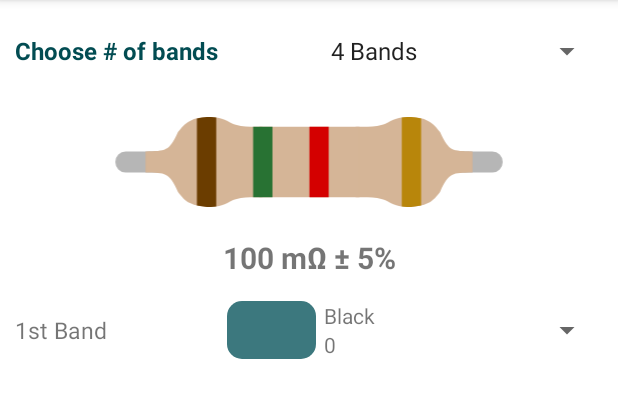
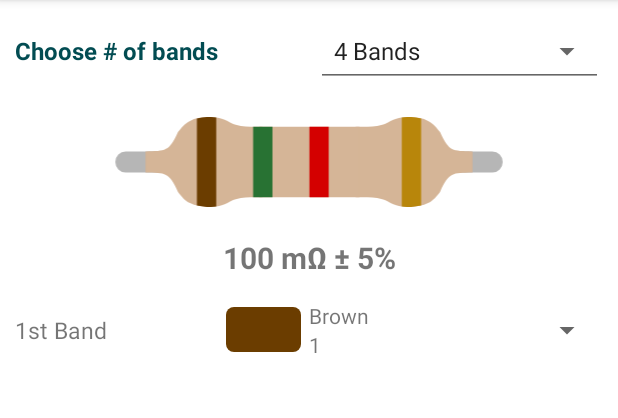
Before and after one commit to kl3jvi/rc-calc, an Android app: the screen it shows after launch (MainActivity), on a phone screen of 412 x 824 dp, the part 84-502 px from its top. Run offline under Robolectric (Android 15) with nearby library versions, the phone set to English and light mode, and no system bars; libraries missing offline, so code that uses them is left out: com.sdsmdg.harjot.

Commit message:
Fixed Color Spinner

```diff
--- a/app/src/main/java/com/kl3jvi/rcccalculator/MainActivity.java
+++ b/app/src/main/java/com/kl3jvi/rcccalculator/MainActivity.java
@@ -32,7 +32,6 @@ public class MainActivity extends AppCompatActivity {
 
         imageView = findViewById(R.id.imageView);
         spinBands = findViewById(R.id.spinBands);
-//        initList();
 
         // Spinner that listens to band changes --> put on a method for ease;
         spinnerListener(spinBands);
@@ -40,19 +39,25 @@ public class MainActivity extends AppCompatActivity {
         spin_band1 = findViewById(R.id.band1);
         colorDetails = new ArrayList<>();
 
-
-
-        colorDetails.add(new ColorDetails("Black", "0", 1));
-        colorDetails.add(new ColorDetails("Red", "1", 1));
-        colorDetails.add(new ColorDetails("Yellow", "2", 1));
+        initList();
 
         colorAdapter = new ColorAdapter(this,R.layout.band_spinner_row,R.id.colorName,colorDetails);
         spin_band1.setAdapter(colorAdapter);
 
+    }
 
 
+    public void initList(){
+        colorDetails.add(new ColorDetails("Brown","1",Color.parseColor("#6b3d00")));
+        colorDetails.add(new ColorDetails("Red", "2",Color.parseColor("#d40000")));
+        colorDetails.add(new ColorDetails("Orange", "3",Color.parseColor("#FFA500")));
+        colorDetails.add(new ColorDetails("Yellow", "4",Color.parseColor("#FFFF00")));
+        colorDetails.add(new ColorDetails("Green", "5",Color.parseColor("#008000")));
+        colorDetails.add(new ColorDetails("Blue", "6",Color.parseColor("#0000FF")));
+        colorDetails.add(new ColorDetails("Violet", "7",Color.parseColor("#EE82EE")));
+        colorDetails.add(new ColorDetails("Grey", "8",Color.parseColor("#808080")));
+        colorDetails.add(new ColorDetails("White", "9",Color.parseColor("#FFFFFF")));
     }
-
 
 
     public void spinnerListener(Spinner spinBands) {
--- a/app/src/main/java/com/kl3jvi/rcccalculator/adapters/ColorAdapter.java
+++ b/app/src/main/java/com/kl3jvi/rcccalculator/adapters/ColorAdapter.java
@@ -1,7 +1,7 @@
 package com.kl3jvi.rcccalculator.adapters;
 
 import android.content.Context;
-import android.graphics.Color;
+import android.graphics.drawable.Drawable;
 import android.view.LayoutInflater;
 import android.view.View;
 import android.view.ViewGroup;
@@ -9,12 +9,7 @@ import android.widget.ArrayAdapter;
 import android.widget.ImageView;
 import android.widget.TextView;
 
-import androidx.core.content.ContextCompat;
-import androidx.core.graphics.drawable.DrawableCompat;
-
 import com.kl3jvi.rcccalculator.R;
-import com.sdsmdg.harjot.vectormaster.VectorMasterDrawable;
-import com.sdsmdg.harjot.vectormaster.models.PathModel;
 
 import java.util.ArrayList;
 
@@ -22,16 +17,17 @@ import java.util.ArrayList;
 public class ColorAdapter extends ArrayAdapter<ColorDetails> {
     private final Context mcontext;
 
-    public ColorAdapter(Context context,int resouceId, int textviewId, ArrayList<ColorDetails> list){
-        super(context,resouceId,textviewId, list);
+    public ColorAdapter(Context context, int resouceId, int textviewId, ArrayList<ColorDetails> list) {
+        super(context, resouceId, textviewId, list);
         mcontext = context;
         notifyDataSetChanged();
     }
 
+
     public View getDropDownView(int position, View convertView, ViewGroup parent) {
         String colorName = getItem(position).getColorName();
         String quantity = getItem(position).getQuantity();
-        int color = getItem(position).getColor();
+        int color = getItem(position).getDrawable();
 
         ColorDetails colorDetails = new ColorDetails(colorName, quantity, color);
         LayoutInflater inflater = LayoutInflater.from(mcontext);
@@ -43,16 +39,24 @@ public class ColorAdapter extends ArrayAdapter<ColorDetails> {
         TextView quantityText = convertView.findViewById(R.id.quantity);
         ImageView colorTint = convertView.findViewById(R.id.colorTint);
 
-        colorNameText.setText(colorName);
-        quantityText.setText(quantity);
-//        colorTint.setColorFilter(ContextCompat.getColor(mcontext, R.color.purple_200), android.graphics.PorterDuff.Mode.SRC_IN);
+
+        Drawable background = colorTint.getBackground();
+
+        ColorDetails currentItem = getItem(position);
+        if (currentItem != null) {
+            colorNameText.setText(colorName);
+            quantityText.setText(quantity);
+            background.setTint(color);
+        }
+
+
         return convertView;
     }
 
     public View getView(int position, View convertView, ViewGroup parent) {
         String colorName = getItem(position).getColorName();
         String quantity = getItem(position).getQuantity();
-        int color = getItem(position).getColor();
+        int color = getItem(position).getDrawable();
 
         ColorDetails colorDetails = new ColorDetails(colorName, quantity, color);
         LayoutInflater inflater = LayoutInflater.from(mcontext);
@@ -64,11 +68,14 @@ public class ColorAdapter extends ArrayAdapter<ColorDetails> {
         TextView quantityText = convertView.findViewById(R.id.quantity);
         ImageView colorTint = convertView.findViewById(R.id.colorTint);
 
-        colorTint.setColorFilter(mcontext.getResources().getColor(R.color.purple_200));
+        Drawable background = colorTint.getBackground();
 
-        colorNameText.setText(colorName);
-        quantityText.setText(quantity);
-//        colorTint.setColorFilter(color);
+        ColorDetails currentItem = getItem(position);
+        if (currentItem != null) {
+            colorNameText.setText(colorName);
+            quantityText.setText(quantity);
+            background.setTint(color);
+        }
         return convertView;
     }
 }
--- a/app/src/main/java/com/kl3jvi/rcccalculator/adapters/ColorDetails.java
+++ b/app/src/main/java/com/kl3jvi/rcccalculator/adapters/ColorDetails.java
@@ -3,12 +3,14 @@ package com.kl3jvi.rcccalculator.adapters;
 public class ColorDetails {
     private String colorName;
     private String quantity;
-    private int color;
+    private int drawable;
 
-    public ColorDetails(String colorName, String quantity, int color) {
+
+
+    public ColorDetails(String colorName, String quantity, int drawable) {
         this.colorName = colorName;
         this.quantity = quantity;
-        this.color = color;
+        this.drawable = drawable;
     }
 
     public String getColorName() {
@@ -27,11 +29,11 @@ public class ColorDetails {
         this.quantity = quantity;
     }
 
-    public int getColor() {
-        return color;
+    public int getDrawable() {
+        return drawable;
     }
 
-    public void setColor(int color) {
-        this.color = color;
+    public void setDrawable(int drawable) {
+        this.drawable = drawable;
     }
 }
--- a/app/src/main/res/drawable/color_pick.xml
+++ b/app/src/main/res/drawable/color_pick.xml
@@ -1,6 +1,6 @@
 <?xml version="1.0" encoding="utf-8"?>
 <shape xmlns:android="http://schemas.android.com/apk/res/android">
     <solid android:color="@color/purple_500"/>
-    <corners android:radius="10dp"/>
+    <corners android:radius="5dp"/>
     <padding android:left="0dp" android:top="0dp" android:right="0dp" android:bottom="0dp"/>
 </shape>
--- a/app/src/main/res/layout/activity_main.xml
+++ b/app/src/main/res/layout/activity_main.xml
@@ -33,6 +33,7 @@
             android:id="@+id/spinBands"
             android:layout_width="wrap_content"
             android:layout_height="wrap_content"
+            style="@android:style/Widget.Material.Spinner.Underlined"
             android:layout_weight="1"
             android:minHeight="48dp"
             app:layout_constraintEnd_toEndOf="parent"
--- a/app/src/main/res/layout/band_spinner_row.xml
+++ b/app/src/main/res/layout/band_spinner_row.xml
@@ -4,6 +4,7 @@
     xmlns:tools="http://schemas.android.com/tools"
     android:layout_width="match_parent"
     android:layout_height="wrap_content"
+    android:gravity="center_vertical"
     android:padding="5dp"
     android:weightSum="4">
 
@@ -11,15 +12,15 @@
     <ImageView
         android:id="@+id/colorTint"
         android:layout_width="match_parent"
-        android:layout_height="match_parent"
-        android:layout_weight="2.8"
+        android:layout_height="30dp"
+        android:layout_weight="3"
 
-        android:background="@drawable/color_pick"/>
+        android:background="@drawable/color_pick" />
 
     <LinearLayout
         android:layout_width="match_parent"
         android:layout_height="wrap_content"
-        android:layout_weight="1.2"
+        android:layout_weight="1"
         android:orientation="vertical"
         android:paddingStart="5dp">
 
```
